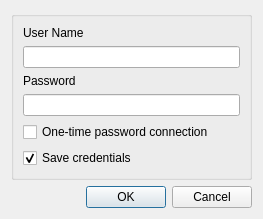
Old version of the form source/client/desktop/authorization_dialog.ui in the repository dchapyshev/aspia.
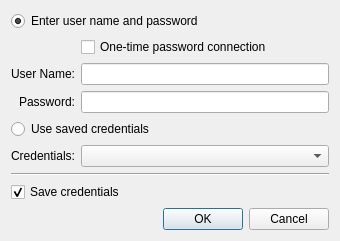
New version of the form. Custom widgets are drawn as their Qt base class.

The edit to the form file:
```diff
--- a/source/client/desktop/authorization_dialog.ui
+++ b/source/client/desktop/authorization_dialog.ui
@@ -6,52 +6,58 @@
    <rect>
     <x>0</x>
     <y>0</y>
-    <width>263</width>
-    <height>192</height>
+    <width>340</width>
+    <height>240</height>
    </rect>
   </property>
   <property name="windowTitle">
    <string>Authorization</string>
   </property>
-  <layout class="QVBoxLayout" name="verticalLayout_2">
-   <item>
-    <widget class="QGroupBox" name="groubox">
      <layout class="QVBoxLayout" name="verticalLayout">
       <item>
+    <layout class="QGridLayout" name="gridLayout">
+     <item row="0" column="0" colspan="2">
+      <widget class="QRadioButton" name="radio_typed">
+       <property name="text">
+        <string>Enter user name and password</string>
+       </property>
+       <property name="checked">
+        <bool>true</bool>
+       </property>
+      </widget>
+     </item>
+     <item row="1" column="1">
+      <widget class="QCheckBox" name="checkbox_one_time_password">
+       <property name="text">
+        <string>One-time password connection</string>
+       </property>
+      </widget>
+     </item>
+     <item row="2" column="0">
        <widget class="QLabel" name="label_username">
-        <property name="enabled">
-         <bool>true</bool>
-        </property>
         <property name="text">
-         <string>User Name</string>
-        </property>
-       </widget>
-      </item>
-      <item>
-       <widget class="QLineEdit" name="edit_username">
-        <property name="enabled">
-         <bool>true</bool>
-        </property>
-        <property name="text">
-         <string/>
-        </property>
-       </widget>
-      </item>
-      <item>
+        <string>User Name:</string>
+       </property>
+       <property name="alignment">
+        <set>Qt::AlignmentFlag::AlignRight|Qt::AlignmentFlag::AlignVCenter</set>
+       </property>
+      </widget>
+     </item>
+     <item row="2" column="1">
+      <widget class="QLineEdit" name="edit_username"/>
+     </item>
+     <item row="3" column="0">
        <widget class="QLabel" name="label_password">
-        <property name="enabled">
-         <bool>true</bool>
-        </property>
         <property name="text">
-         <string>Password</string>
+        <string>Password:</string>
+       </property>
+       <property name="alignment">
+        <set>Qt::AlignmentFlag::AlignRight|Qt::AlignmentFlag::AlignVCenter</set>
         </property>
        </widget>
       </item>
-      <item>
+     <item row="3" column="1">
        <widget class="PasswordEdit" name="edit_password">
-        <property name="enabled">
-         <bool>true</bool>
-        </property>
         <property name="sizePolicy">
          <sizepolicy hsizetype="Expanding" vsizetype="Fixed">
           <horstretch>0</horstretch>
@@ -60,14 +66,41 @@
         </property>
        </widget>
       </item>
-      <item>
-       <widget class="QCheckBox" name="checkbox_one_time_password">
+     <item row="4" column="0" colspan="2">
+      <widget class="QRadioButton" name="radio_shared">
         <property name="text">
-         <string>One-time password connection</string>
+        <string>Use saved credentials</string>
         </property>
        </widget>
       </item>
-      <item>
+     <item row="5" column="0">
+      <widget class="QLabel" name="label_credential">
+       <property name="text">
+        <string>Credentials:</string>
+       </property>
+       <property name="alignment">
+        <set>Qt::AlignmentFlag::AlignRight|Qt::AlignmentFlag::AlignVCenter</set>
+       </property>
+      </widget>
+     </item>
+     <item row="5" column="1">
+      <widget class="QComboBox" name="combo_credential">
+       <property name="sizePolicy">
+        <sizepolicy hsizetype="Expanding" vsizetype="Fixed">
+         <horstretch>0</horstretch>
+         <verstretch>0</verstretch>
+        </sizepolicy>
+       </property>
+      </widget>
+     </item>
+     <item row="6" column="0" colspan="2">
+      <widget class="Line" name="line">
+       <property name="orientation">
+        <enum>Qt::Orientation::Horizontal</enum>
+       </property>
+      </widget>
+     </item>
+     <item row="7" column="0" colspan="2">
        <widget class="QCheckBox" name="checkbox_save_credentials">
         <property name="text">
          <string>Save credentials</string>
@@ -78,7 +111,6 @@
        </widget>
       </item>
      </layout>
-    </widget>
    </item>
    <item>
     <widget class="DialogButtonBox" name="buttonbox">
```
Lines whose indentation alone changed are shown as unchanged.
